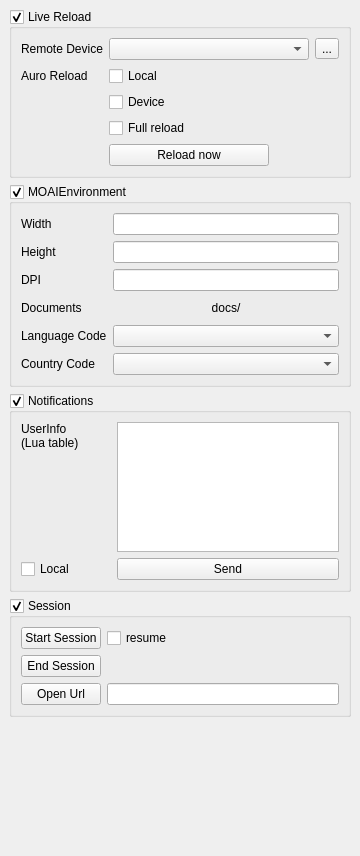
Old version of the form editor/layout/environmentdock.ui in the repository Vavius/moai-ide.
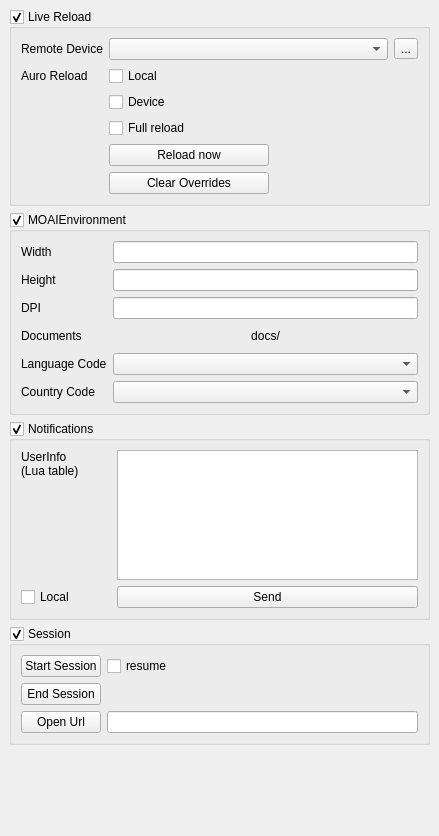
New version of the form. Icons and pictures are not drawn. Custom widgets are drawn as their Qt base class.

Diff of the .ui file:
```diff
--- a/editor/layout/environmentdock.ui
+++ b/editor/layout/environmentdock.ui
@@ -6,8 +6,8 @@
    <rect>
     <x>0</x>
     <y>0</y>
-    <width>360</width>
-    <height>856</height>
+    <width>439</width>
+    <height>836</height>
    </rect>
   </property>
   <property name="windowTitle">
@@ -121,6 +121,19 @@
          </property>
         </widget>
        </item>
+       <item row="5" column="1">
+        <widget class="QPushButton" name="clearOverridesBtn">
+         <property name="maximumSize">
+          <size>
+           <width>160</width>
+           <height>16777215</height>
+          </size>
+         </property>
+         <property name="text">
+          <string>Clear Overrides</string>
+         </property>
+        </widget>
+       </item>
       </layout>
      </widget>
     </item>
@@ -135,6 +148,9 @@
       <property name="checkable">
        <bool>true</bool>
       </property>
+      <property name="checked">
+       <bool>true</bool>
+      </property>
       <layout class="QGridLayout" name="gridLayout_4">
        <item row="3" column="0">
         <widget class="QLabel" name="label_6">
```
Left out of the diff: 29 changed lines with no effect on the pictures.
